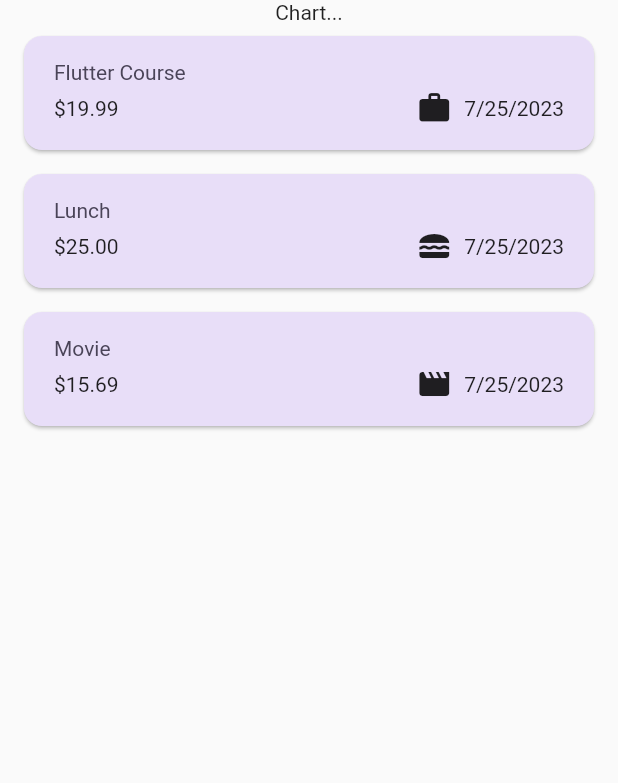
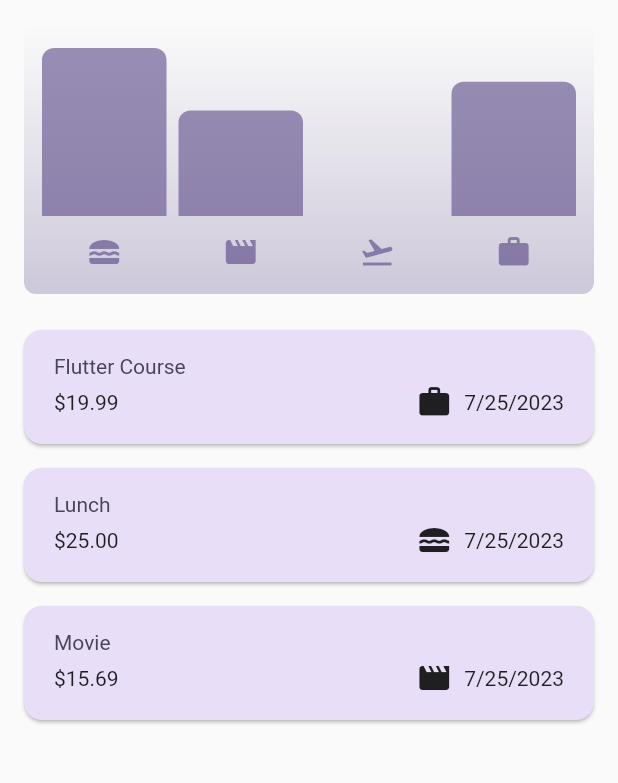
Before and after one commit to 0Kunal/flutter_tracker_app, a Flutter app: the screen it shows after launch, on a phone screen of 412 x 824 dp, the part 84-867 px from its top. Run offline on Flutter 3.47's test engine with Material 2 defaults, Android fonts, the phone set to English and light mode, and no system bars.

Commit message:
chart integration

```diff
--- a/lib/models/expense.dart
+++ b/lib/models/expense.dart
@@ -32,3 +32,26 @@ class Expense {
     return formatter.format(date);
   }
 }
+
+class ExpenseBucket {
+  ExpenseBucket({
+    required this.category,
+    required this.expenses,
+  });
+
+  ExpenseBucket.forCategory(List<Expense> allExpenses, this.category)
+      : expenses = allExpenses
+            .where((expense) => expense.category == category)
+            .toList();
+
+  final Category category;
+  final List<Expense> expenses;
+
+  double get totalExpenses {
+    double sum = 0;
+    for (final expense in expenses) {
+      sum += expense.amount;
+    }
+    return sum;
+  }
+}
--- /dev/null
+++ b/lib/widgets/chart/chart.dart
@@ -0,0 +1,94 @@
+import 'package:flutter/material.dart';
+import 'package:app_3/widgets/chart/chart_bar.dart';
+import 'package:app_3/models/expense.dart';
+
+class Chart extends StatelessWidget {
+  const Chart({super.key, required this.expenses});
+
+  final List<Expense> expenses;
+
+  List<ExpenseBucket> get buckets {
+    return [
+      ExpenseBucket.forCategory(expenses, Category.food),
+      ExpenseBucket.forCategory(expenses, Category.leisure),
+      ExpenseBucket.forCategory(expenses, Category.travel),
+      ExpenseBucket.forCategory(expenses, Category.work),
+    ];
+  }
+
+  double get maxTotalExpense {
+    double maxTotalExpense = 0;
+
+    for (final bucket in buckets) {
+      if (bucket.totalExpenses > maxTotalExpense) {
+        maxTotalExpense = bucket.totalExpenses;
+      }
+    }
+
+    return maxTotalExpense;
+  }
+
+  @override
+  Widget build(BuildContext context) {
+    final isDarkMode =
+        MediaQuery.of(context).platformBrightness == Brightness.dark;
+    return Container(
+      margin: const EdgeInsets.all(16),
+      padding: const EdgeInsets.symmetric(
+        vertical: 16,
+        horizontal: 8,
+      ),
+      width: double.infinity,
+      height: 180,
+      decoration: BoxDecoration(
+        borderRadius: BorderRadius.circular(8),
+        gradient: LinearGradient(
+          colors: [
+            Theme.of(context).colorScheme.primary.withOpacity(0.3),
+            Theme.of(context).colorScheme.primary.withOpacity(0.0)
+          ],
+          begin: Alignment.bottomCenter,
+          end: Alignment.topCenter,
+        ),
+      ),
+      child: Column(
+        children: [
+          Expanded(
+            child: Row(
+              crossAxisAlignment: CrossAxisAlignment.end,
+              children: [
+                for (final bucket in buckets) // alternative to map()
+                  ChartBar(
+                    fill: bucket.totalExpenses == 0
+                        ? 0
+                        : bucket.totalExpenses / maxTotalExpense,
+                  )
+              ],
+            ),
+          ),
+          const SizedBox(height: 12),
+          Row(
+            children: buckets
+                .map(
+                  (bucket) => Expanded(
+                    child: Padding(
+                      padding: const EdgeInsets.symmetric(horizontal: 4),
+                      child: Icon(
+                        categoryIcons[bucket.category],
+                        color: isDarkMode
+                            ? Theme.of(context).colorScheme.secondary
+                            : Theme.of(context)
+                                .colorScheme
+                                .primary
+                                .withOpacity(0.7),
+                      ),
+                    ),
+                  ),
+                )
+                .toList(),
+          )
+        ],
+      ),
+    );
+  }
+}
--- /dev/null
+++ b/lib/widgets/chart/chart_bar.dart
@@ -0,0 +1,34 @@
+import 'package:flutter/material.dart';
+
+class ChartBar extends StatelessWidget {
+  const ChartBar({
+    super.key,
+    required this.fill,
+  });
+
+  final double fill;
+
+  @override
+  Widget build(BuildContext context) {
+    final isDarkMode =
+        MediaQuery.of(context).platformBrightness == Brightness.dark;
+    return Expanded(
+      child: Padding(
+        padding: const EdgeInsets.symmetric(horizontal: 4),
+        child: FractionallySizedBox(
+          heightFactor: fill,
+          child: DecoratedBox(
+            decoration: BoxDecoration(
+              shape: BoxShape.rectangle,
+              borderRadius:
+                  const BorderRadius.vertical(top: Radius.circular(8)),
+              color: isDarkMode
+                  ? Theme.of(context).colorScheme.secondary
+                  : Theme.of(context).colorScheme.primary.withOpacity(0.65),
+            ),
+          ),
+        ),
+      ),
+    );
+  }
+}
--- a/lib/widgets/expenses.dart
+++ b/lib/widgets/expenses.dart
@@ -1,3 +1,4 @@
+import 'package:app_3/widgets/chart/chart.dart';
 import 'package:app_3/widgets/expenses_list.dart';
 import 'package:app_3/widgets/new_expense.dart';
 import 'package:flutter/material.dart';
@@ -94,7 +95,7 @@ class _ExpensesState extends State<Expenses> {
       ),
       body: Column(
         children: [
-          const Text("Chart..."),
+          Chart(expenses: _registeredExpenses),
           Expanded(child: mainContent),
         ],
       ),
```
